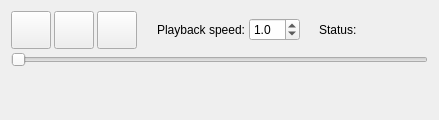
The window that ground/gcs/src/plugins/logging/logging.ui (librepilot/LibrePilot) describes before a commit, drawn with Qt 5.
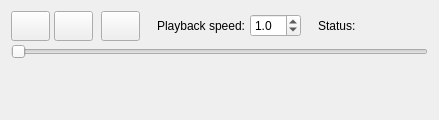
The same window after the commit. Icons and pictures are not drawn.

Patch:
```diff
--- a/ground/gcs/src/plugins/logging/logging.ui
+++ b/ground/gcs/src/plugins/logging/logging.ui
@@ -32,7 +32,10 @@
       <number>3</number>
      </property>
      <item>
-      <layout class="QHBoxLayout" name="horizontalLayout" stretch="0,0,0,2,0,0,2,0,0">
+      <layout class="QHBoxLayout" name="horizontalLayout" stretch="0,0,0,0,2,0,0,2,0,0">
+       <property name="spacing">
+        <number>4</number>
+       </property>
        <property name="sizeConstraint">
         <enum>QLayout::SetNoConstraint</enum>
        </property>
@@ -50,13 +53,13 @@
          <property name="minimumSize">
           <size>
            <width>39</width>
-           <height>38</height>
+           <height>30</height>
           </size>
          </property>
-         <property name="baseSize">
+         <property name="maximumSize">
           <size>
            <width>39</width>
-           <height>38</height>
+           <height>30</height>
           </size>
          </property>
          <property name="focusPolicy">
@@ -88,7 +91,13 @@
          <property name="minimumSize">
           <size>
            <width>39</width>
-           <height>38</height>
+           <height>30</height>
+          </size>
+         </property>
+         <property name="maximumSize">
+          <size>
+           <width>39</width>
+           <height>30</height>
           </size>
          </property>
          <property name="icon">
@@ -103,6 +112,22 @@
          </property>
         </widget>
        </item>
+       <item>
+        <spacer name="horizontalSpacer_5">
+         <property name="orientation">
+          <enum>Qt::Horizontal</enum>
+         </property>
+         <property name="sizeType">
+          <enum>QSizePolicy::Fixed</enum>
+         </property>
+         <property name="sizeHint" stdset="0">
+          <size>
+           <width>4</width>
+           <height>20</height>
+          </size>
+         </property>
+        </spacer>
+       </item>
        <item>
         <widget class="QPushButton" name="stopButton">
          <property name="sizePolicy">
@@ -114,7 +139,13 @@
          <property name="minimumSize">
           <size>
            <width>39</width>
-           <height>38</height>
+           <height>30</height>
+          </size>
+         </property>
+         <property name="maximumSize">
+          <size>
+           <width>39</width>
+           <height>30</height>
           </size>
          </property>
          <property name="icon">
```
